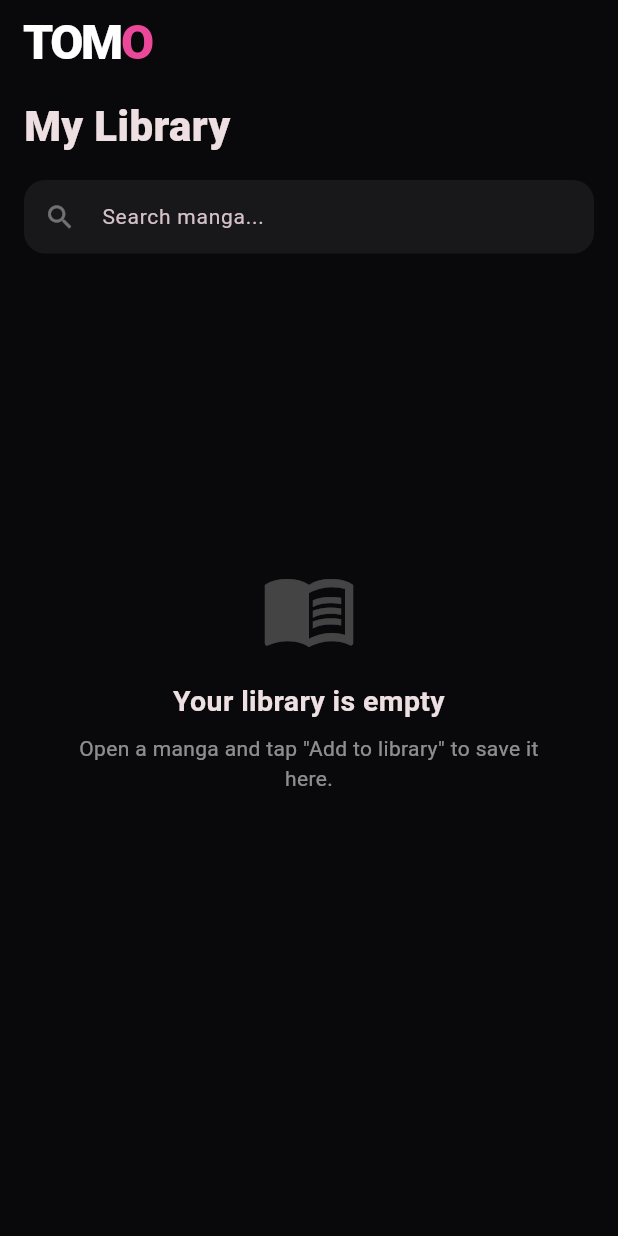
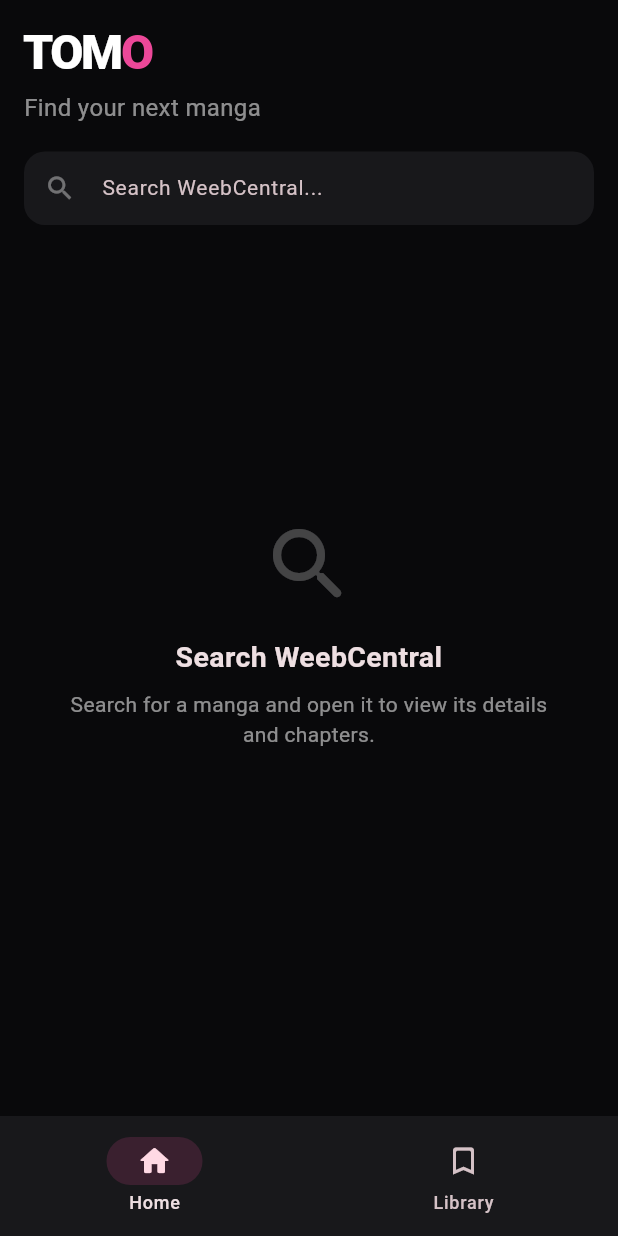
Before and after one commit to atanmontes/tomo-apk, a Flutter app: the screen it shows after launch, on a phone screen of 412 x 824 dp. Run offline on Flutter 3.47's test engine with Material 3 defaults, Android fonts, the phone set to English and light mode, and no system bars; our stand-ins replace shared_preferences.

Commit message:
Biblioteca y Home separadas

```diff
--- a/lib/pages/home_page.dart
+++ b/lib/pages/home_page.dart
@@ -1,14 +1,13 @@
 import 'dart:async';
-import 'dart:convert';
 
 import 'package:flutter/material.dart';
-import 'package:shared_preferences/shared_preferences.dart';
 
 import '../models/manga/manga.dart';
 import '../services/manga/manga_service.dart';
 import '../theme/tomo_theme.dart';
 import '../widgets/manga/manga_card.dart';
 import 'manga/manga_detail_page.dart';
+import 'library_page.dart';
 
 class HomePage extends StatefulWidget {
   const HomePage({super.key});
@@ -18,69 +17,68 @@ class HomePage extends StatefulWidget {
 }
 
 class _HomePageState extends State<HomePage> {
-  static const String libraryKey = 'tomo_library';
+  int _selectedIndex = 0;
 
-  List<MangaItem> library = [];
-  bool loading = true;
+  final GlobalKey<LibraryPageState> _libraryKey =
+      GlobalKey<LibraryPageState>();
+
+  void _onNavigationChanged(int index) {
+    setState(() {
+      _selectedIndex = index;
+    });
+
+    if (index == 1) {
+      _libraryKey.currentState?.reload();
+    }
+  }
+
+  @override
+  Widget build(BuildContext context) {
+    return Scaffold(
+      backgroundColor: tomoBackground,
+      body: IndexedStack(
+        index: _selectedIndex,
+        children: [
+          const _HomeContent(),
+          LibraryPage(key: _libraryKey),
+        ],
+      ),
+      bottomNavigationBar: NavigationBar(
+        selectedIndex: _selectedIndex,
+        onDestinationSelected: _onNavigationChanged,
+        backgroundColor: tomoCard,
+        indicatorColor: tomoPink.withOpacity(0.16),
+        destinations: const [
+          NavigationDestination(
+            icon: Icon(Icons.home_outlined),
+            selectedIcon: Icon(Icons.home_rounded),
+            label: 'Home',
+          ),
+          NavigationDestination(
+            icon: Icon(Icons.bookmark_outline_rounded),
+            selectedIcon: Icon(Icons.bookmark_rounded),
+            label: 'Library',
+          ),
+        ],
+      ),
+    );
+  }
+}
+
+class _HomeContent extends StatefulWidget {
+  const _HomeContent();
+
+  @override
+  State<_HomeContent> createState() => _HomeContentState();
+}
+
+class _HomeContentState extends State<_HomeContent> {
   String search = '';
   List<MangaItem> searchResults = [];
   bool searching = false;
   Timer? _searchDebounce;
+
   final MangaService _mangaService = MangaService();
-
-  @override
-  void initState() {
-    super.initState();
-    loadLibrary();
-  }
-
-  Future<void> loadLibrary() async {
-    final prefs = await SharedPreferences.getInstance();
-    final saved = prefs.getString(libraryKey);
-
-    if (saved != null) {
-      try {
-        final List<dynamic> data = jsonDecode(saved);
-        library = data
-            .map((item) => MangaItem.fromJson(item))
-            .toList();
-      } catch (_) {
-        library = [];
-      }
-    }
-
-    if (!mounted) return;
-
-    setState(() {
-      loading = false;
-    });
-  }
-
-  Future<void> saveLibrary() async {
-    final prefs = await SharedPreferences.getInstance();
-    final data = library.map((manga) => manga.toJson()).toList();
-
-    await prefs.setString(
-      libraryKey,
-      jsonEncode(data),
-    );
-  }
-
-  Future<void> removeManga(MangaItem manga) async {
-    library.removeWhere((item) => item.id == manga.id);
-    await saveLibrary();
-
-    if (!mounted) return;
-    setState(() {});
-  }
-
-  List<MangaItem> get displayedManga {
-    if (search.trim().isEmpty) {
-      return library;
-    }
-
-    return searchResults;
-  }
 
   void _onSearchChanged(String value) {
     setState(() {
@@ -137,30 +135,27 @@ class _HomePageState extends State<HomePage> {
     super.dispose();
   }
 
-  Future<void> openManga(MangaItem manga) async {
+  Future<void> _openManga(MangaItem manga) async {
     await Navigator.push(
       context,
       MaterialPageRoute(
         builder: (_) => MangaDetailPage(manga: manga),
       ),
     );
-
-    // The detail page can add a manga directly to SharedPreferences.
-    // Reload when returning so the library updates immediately.
-    await loadLibrary();
   }
 
   @override
   Widget build(BuildContext context) {
-    final mangas = displayedManga;
+    final hasSearch = search.trim().isNotEmpty;
 
-    return Scaffold(
-      backgroundColor: tomoBackground,
-      appBar: AppBar(
-        backgroundColor: Colors.transparent,
-        elevation: 0,
-        titleSpacing: 16,
-        title: RichText(
+    return SafeArea(
+      child: Padding(
+        padding: const EdgeInsets.fromLTRB(16, 8, 16, 0),
+        child: Column(
+          crossAxisAlignment: CrossAxisAlignment.start,
+          children: [
+            const SizedBox(height: 8),
+            RichText(
               text: const TextSpan(
                 style: TextStyle(fontSize: 32),
                 children: [
@@ -183,49 +178,15 @@ class _HomePageState extends State<HomePage> {
                 ],
               ),
             ),
-        actions: const [
-          SizedBox(width: 8),
-        ],
-      ),
-      body: loading
-          ? const Center(
-              child: CircularProgressIndicator(
-                color: tomoPink,
-              ),
-            )
-          : SafeArea(
-              child: Padding(
-                padding: const EdgeInsets.symmetric(horizontal: 16),
-                child: Column(
-                  crossAxisAlignment: CrossAxisAlignment.start,
-                  children: [
-                    const SizedBox(height: 8),
-                    Row(
-                      crossAxisAlignment: CrossAxisAlignment.end,
-                      children: [
+            const SizedBox(height: 6),
             const Text(
-                          'My Library',
+              'Find your next manga',
               style: TextStyle(
-                            fontSize: 28,
-                            fontWeight: FontWeight.w800,
+                fontSize: 16,
+                color: Colors.white54,
               ),
             ),
-                        if (library.isNotEmpty) ...[
-                          const SizedBox(width: 10),
-                          Padding(
-                            padding: const EdgeInsets.only(bottom: 3),
-                            child: Text(
-                              '${library.length} manga${library.length == 1 ? '' : 's'}',
-                              style: const TextStyle(
-                                fontSize: 13,
-                                color: Colors.white38,
-                              ),
-                            ),
-                          ),
-                        ],
-                      ],
-                    ),
-                    const SizedBox(height: 16),
+            const SizedBox(height: 18),
             TextField(
               onChanged: _onSearchChanged,
               style: const TextStyle(
@@ -233,7 +194,7 @@ class _HomePageState extends State<HomePage> {
                 fontSize: 14,
               ),
               decoration: InputDecoration(
-                        hintText: 'Search manga...',
+                hintText: 'Search WeebCentral...',
                 prefixIcon: const Icon(
                   Icons.search,
                   color: Colors.white38,
@@ -269,7 +230,7 @@ class _HomePageState extends State<HomePage> {
                         color: tomoPink,
                       ),
                     )
-                          : search.trim().isNotEmpty && mangas.isEmpty
+                  : hasSearch && searchResults.isEmpty
                       ? const Center(
                           child: Text(
                             'No manga found.',
@@ -278,13 +239,10 @@ class _HomePageState extends State<HomePage> {
                             ),
                           ),
                         )
-                              : search.trim().isEmpty && library.isEmpty
-                                  ? const _EmptyLibrary()
-                                  : GridView.builder(
+                      : hasSearch
+                          ? GridView.builder(
                               cacheExtent: 500,
-                                  padding: const EdgeInsets.only(
-                                    bottom: 24,
-                                  ),
+                              padding: const EdgeInsets.only(bottom: 24),
                               gridDelegate:
                                   const SliverGridDelegateWithFixedCrossAxisCount(
                                 crossAxisCount: 2,
@@ -292,58 +250,57 @@ class _HomePageState extends State<HomePage> {
                                 mainAxisSpacing: 18,
                                 childAspectRatio: 0.61,
                               ),
-                                  itemCount: mangas.length,
+                              itemCount: searchResults.length,
                               itemBuilder: (context, index) {
-                                    final manga = mangas[index];
+                                final manga = searchResults[index];
 
                                 return RepaintBoundary(
                                   child: MangaCard(
                                     manga: manga,
-                                        onTap: () => openManga(manga),
-                                        onRemove: () => removeManga(manga),
+                                    onTap: () => _openManga(manga),
                                   ),
                                 );
                               },
-                                ),
+                            )
+                          : const _HomeEmptyState(),
             ),
           ],
-                ),
         ),
       ),
     );
   }
 }
 
-class _EmptyLibrary extends StatelessWidget {
-  const _EmptyLibrary();
+class _HomeEmptyState extends StatelessWidget {
+  const _HomeEmptyState();
 
   @override
   Widget build(BuildContext context) {
     return Center(
       child: Transform.translate(
-        offset: const Offset(0, -55),
+        offset: const Offset(0, -35),
         child: Padding(
           padding: const EdgeInsets.symmetric(horizontal: 30),
           child: Column(
             mainAxisAlignment: MainAxisAlignment.center,
-          children: [
-            const Icon(
-              Icons.menu_book_outlined,
+            children: const [
+              Icon(
+                Icons.search_rounded,
                 size: 64,
                 color: Colors.white24,
               ),
-            const SizedBox(height: 16),
-            const Text(
-              'Your library is empty',
+              SizedBox(height: 16),
+              Text(
+                'Search WeebCentral',
                 textAlign: TextAlign.center,
                 style: TextStyle(
                   fontSize: 19,
                   fontWeight: FontWeight.w700,
                 ),
               ),
-            const SizedBox(height: 8),
-            const Text(
-              'Open a manga and tap "Add to library" to save it here.',
+              SizedBox(height: 8),
+              Text(
+                'Search for a manga and open it to view its details and chapters.',
                 textAlign: TextAlign.center,
                 style: TextStyle(
                   color: Colors.white54,
```
Also changed, not shown: lib/pages/library_page.dart (added, +263 -0 lines), lib/widgets/manga/manga_card.dart (+4 -9 lines). Lines whose indentation alone changed are shown as unchanged.
